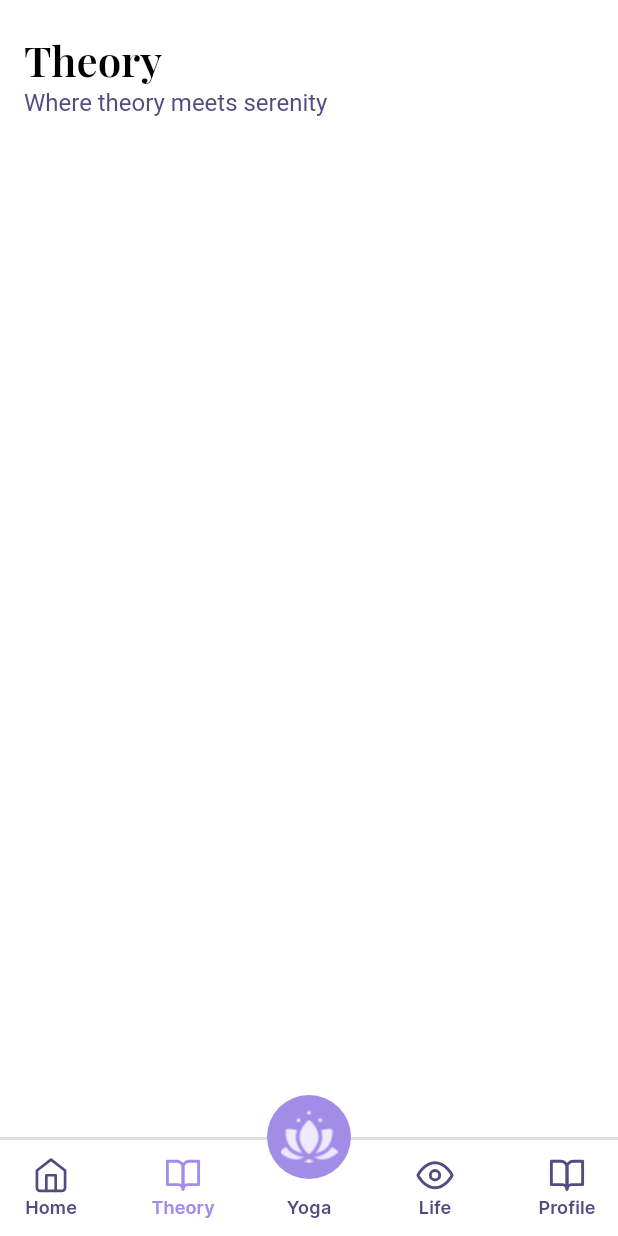
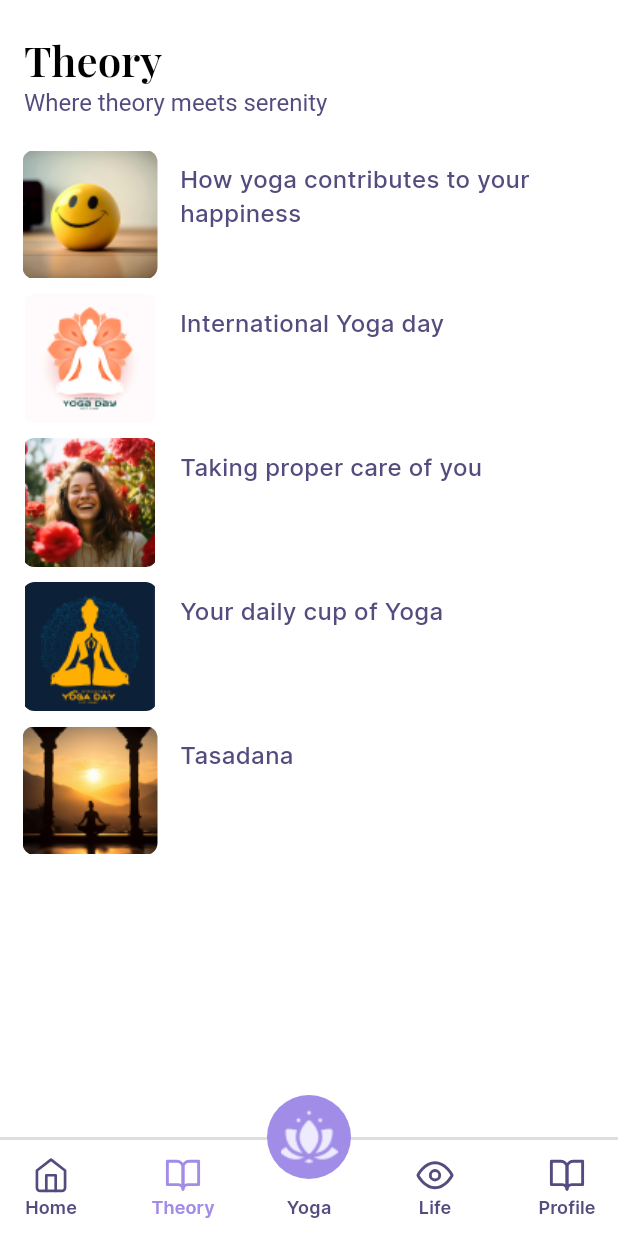
Before and after one commit to noelg-cj/Lullaby, a Flutter app: the screen it shows after launch, item 2 of the bottom bar chosen, after a tap on "Home", after a tap on "Theory", on a phone screen of 412 x 824 dp. Run offline on Flutter 3.47's test engine with Material 3 defaults, Android fonts, the phone set to English and light mode, and no system bars; our stand-ins replace flutter_svg.

Commit message:
Blog images added

```diff
--- a/frontend/lib/Home.dart
+++ b/frontend/lib/Home.dart
@@ -38,7 +38,12 @@ class _HomeState extends State<Home> {
         bucket: bucket,
       ),
       floatingActionButton: FloatingActionButton(
-        onPressed: () {},
+        onPressed: () => {
+                  setState(() => {
+                    currentScreen = Yoga(),
+                    currentTab = 2
+                  })
+                },
         child: Image.asset('assets/images/lotus.png'),
 
         shape: CircleBorder(),
@@ -137,7 +142,7 @@ class _HomeState extends State<Home> {
                     child: Text(
                       "Yoga",
                       style: TextStyle(
-                        color: Theme.of(context).colorScheme.inversePrimary,
+                        color: currentTab == 2 ? Theme.of(context).primaryColor : Theme.of(context).colorScheme.inversePrimary,
                         fontFamily: 'Inter',
                         fontWeight: FontWeight.w600,
                         fontSize: 12
@@ -152,7 +157,7 @@ class _HomeState extends State<Home> {
                 onPressed: () => {
                   setState(() => {
                     currentScreen = Life(),
-                    currentTab = 2
+                    currentTab = 3
                   })
                 },
                 child: Column(
@@ -163,14 +168,14 @@ class _HomeState extends State<Home> {
                       height: 25,
                       width: 25,
                       colorFilter: ColorFilter.mode(
-                        currentTab == 2 ? Theme.of(context).primaryColor : Theme.of(context).colorScheme.inversePrimary,
+                        currentTab == 3 ? Theme.of(context).primaryColor : Theme.of(context).colorScheme.inversePrimary,
                         BlendMode.srcIn
                       ),
                     ),
                     Text(
                       'Life',
                       style: TextStyle(
-                        color: currentTab == 2 ? Theme.of(context).primaryColor : Theme.of(context).colorScheme.inversePrimary,
+                        color: currentTab == 3 ? Theme.of(context).primaryColor : Theme.of(context).colorScheme.inversePrimary,
                         fontFamily: 'Inter',
                         fontWeight: FontWeight.w600,
                         fontSize: 12
@@ -185,7 +190,7 @@ class _HomeState extends State<Home> {
                 onPressed: () => {
                   setState(() => {
                     currentScreen = Profile(),
-                    currentTab = 3
+                    currentTab = 4
                   })
                 },
                 child: Column(
@@ -196,14 +201,14 @@ class _HomeState extends State<Home> {
                       height: 25,
                       width: 25,
                       colorFilter: ColorFilter.mode(
-                        currentTab == 3 ? Theme.of(context).primaryColor : Theme.of(context).colorScheme.inversePrimary,
+                        currentTab == 4 ? Theme.of(context).primaryColor : Theme.of(context).colorScheme.inversePrimary,
                         BlendMode.srcIn
                       ),
                     ),
                     Text(
                       'Profile',
                       style: TextStyle(
-                        color: currentTab == 3 ? Theme.of(context).primaryColor : Theme.of(context).colorScheme.inversePrimary,
+                        color: currentTab == 4 ? Theme.of(context).primaryColor : Theme.of(context).colorScheme.inversePrimary,
                         fontFamily: 'Inter',
                         fontWeight: FontWeight.w600,
                         fontSize: 12
--- a/frontend/lib/components/blog_button.dart
+++ b/frontend/lib/components/blog_button.dart
@@ -1,4 +1,6 @@
 import 'package:flutter/material.dart';
+
+import 'blog_page.dart';
 
 class BlogButton extends StatefulWidget {
   final String title;
@@ -14,8 +16,51 @@ class BlogButton extends StatefulWidget {
 class _BlogButtonState extends State<BlogButton> {
   @override
   Widget build(BuildContext context) {
-    return Container(
-
+    return Column(
+      children: [
+        GestureDetector(
+          onTap: () => {
+            Navigator.push(context, MaterialPageRoute(builder: (context) => BlogWidget()))
+          },
+          child: Padding(
+            padding: const EdgeInsets.symmetric(horizontal: 15),
+            child: Container(
+              height: 86,
+              child: Row(
+                crossAxisAlignment: CrossAxisAlignment.start,
+                children: [
+                  ClipRRect(
+                    borderRadius: BorderRadius.circular(8),
+                    child: Image.asset(
+                      widget.imageurl,
+                      height: 90,
+                      width: 90,
+                    ),
+                  ),
+                  const SizedBox(width: 15),
+                  Flexible(
+                    child: Padding(
+                      padding: const EdgeInsets.symmetric(vertical: 8.0),
+                      child: Column(
+                        children: [
+                          Text(
+                            widget.title,
+                            style: TextStyle(
+                              fontFamily: "Inter",
+                              fontWeight: FontWeight.w500
+                            ),
+                          ),
+                        ],
+                      ),
+                    ),
+                  )
+                ],
+              ),
+            ),
+          ),
+        ),
+        const SizedBox(height: 10),
+      ],
     );
   }
 }
--- a/frontend/lib/pages/Dashboard.dart
+++ b/frontend/lib/pages/Dashboard.dart
@@ -1,4 +1,8 @@
 import 'package:flutter/material.dart';
+import 'package:frontend/components/blog_page.dart';
+import 'package:frontend/pages/Theory.dart';
+
+import '../components/blog_button.dart';
 
 class Dashboard extends StatelessWidget {
   const Dashboard({super.key});
@@ -6,7 +10,8 @@ class Dashboard extends StatelessWidget {
   @override
   Widget build(BuildContext context) {
     return Scaffold(
-      body: Column(
+      body: SingleChildScrollView(
+        child: Column(
           crossAxisAlignment: CrossAxisAlignment.start,
           children: [
             Stack(
@@ -88,8 +93,20 @@ class Dashboard extends StatelessWidget {
                 "Pick up where you left off",
                 style: Theme.of(context).textTheme.headlineMedium
               ),
-          )
+            ),
+            const SizedBox(height: 15),
+            const BlogButton(
+              title: "How yoga contributes to your happiness",
+              episodes: 3,
+              imageurl: 'assets/images/smiley_pic.png'
+            ),
+            const BlogButton(
+              title: "How yoga contributes to your happiness",
+              episodes: 3,
+              imageurl: 'assets/images/smiley_pic.png'
+            ),
           ],
+        ),
       )
     );
   }
--- a/frontend/lib/pages/theory.dart
+++ b/frontend/lib/pages/theory.dart
@@ -1,4 +1,6 @@
 import 'package:flutter/material.dart';
+
+import '../components/blog_button.dart';
 
 class Theory extends StatelessWidget {
   const Theory({super.key});
@@ -29,6 +31,37 @@ class Theory extends StatelessWidget {
           ],
         ),
       ),
+      body: SingleChildScrollView(
+        child: Column(
+          children: [
+            BlogButton(
+              title: "How yoga contributes to your happiness",
+              episodes: 5,
+              imageurl: "assets/images/smiley_pic.png"
+            ),
+            BlogButton(
+              title: "International Yoga day",
+              episodes: 5,
+              imageurl: "assets/images/sleep.png"
+            ),
+            BlogButton(
+              title: "Taking proper care of you",
+              episodes: 5,
+              imageurl: "assets/images/smile_lady.png"
+            ),
+            BlogButton(
+              title: "Your daily cup of Yoga",
+              episodes: 5,
+              imageurl: "assets/images/cup_yoga.png"
+            ),
+            BlogButton(
+              title: "Tasadana",
+              episodes: 5,
+              imageurl: "assets/images/tasadana.png"
+            ),
+          ],
+        ),
+      ),
     );
   }
 }
```
Also changed, not shown: frontend/assets/images/cup_yoga.png (added), frontend/assets/images/sleep.png (added), frontend/assets/images/smile_lady.png (added), frontend/assets/images/smiley_pic.png (added), frontend/assets/images/tasadana.png (added). Lines whose indentation alone changed are shown as unchanged.
